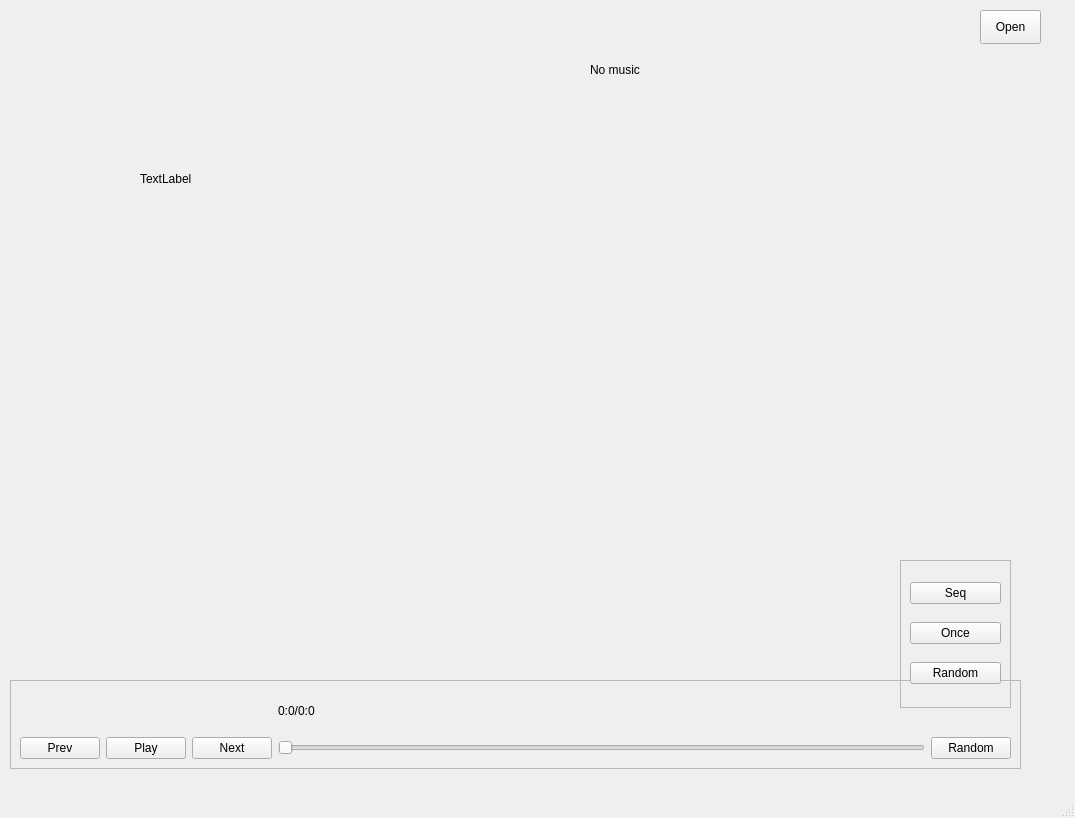
This is PlayControl/PlayControl.ui in lzr123/MusicPlayer-PyQt as Qt 5 draws it before an edit. The edited form follows.
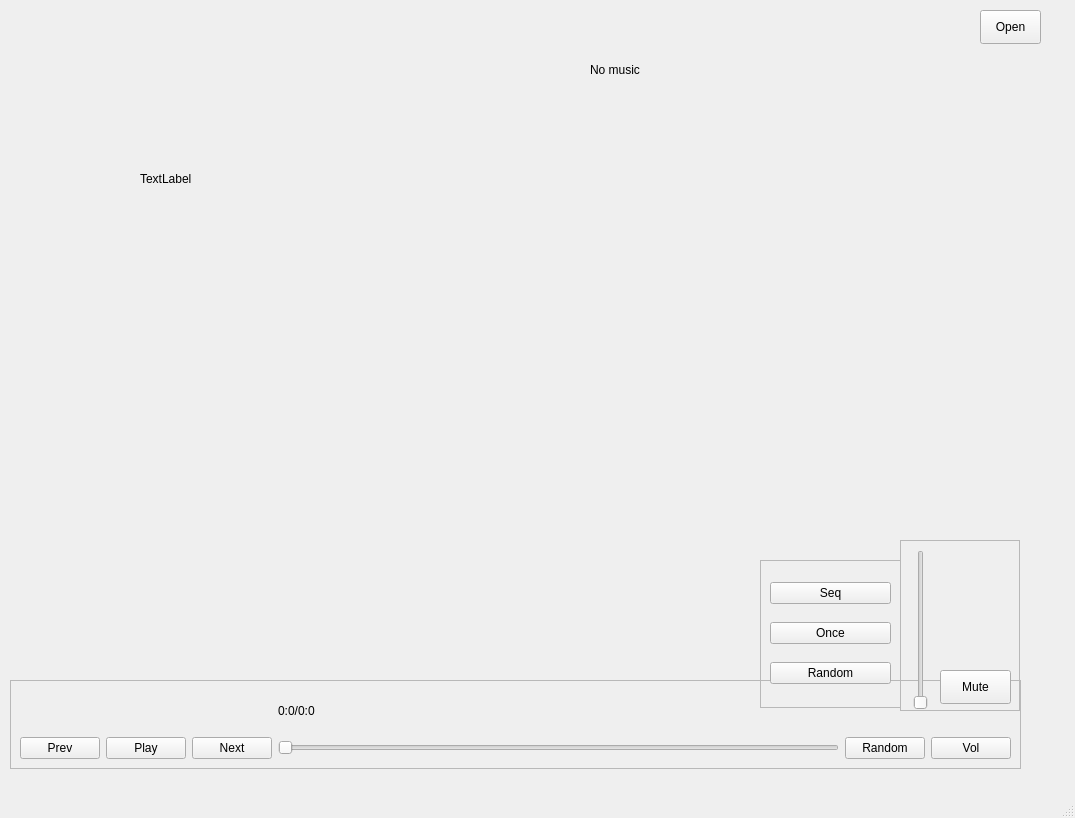
This is the edited form.

```diff
--- a/PlayControl/PlayControl.ui
+++ b/PlayControl/PlayControl.ui
@@ -10,6 +10,12 @@
     <height>818</height>
    </rect>
   </property>
+  <property name="sizePolicy">
+   <sizepolicy hsizetype="Expanding" vsizetype="Expanding">
+    <horstretch>0</horstretch>
+    <verstretch>0</verstretch>
+   </sizepolicy>
+  </property>
   <property name="windowTitle">
    <string>MainWindow</string>
   </property>
@@ -46,6 +52,12 @@
      </item>
      <item row="1" column="3">
       <widget class="QSlider" name="playPosSlider">
+       <property name="sizePolicy">
+        <sizepolicy hsizetype="Expanding" vsizetype="Fixed">
+         <horstretch>0</horstretch>
+         <verstretch>0</verstretch>
+        </sizepolicy>
+       </property>
        <property name="orientation">
         <enum>Qt::Horizontal</enum>
        </property>
@@ -72,6 +84,19 @@
        </property>
       </widget>
      </item>
+     <item row="1" column="5">
+      <widget class="QPushButton" name="volChangeButton">
+       <property name="sizePolicy">
+        <sizepolicy hsizetype="Minimum" vsizetype="Fixed">
+         <horstretch>0</horstretch>
+         <verstretch>0</verstretch>
+        </sizepolicy>
+       </property>
+       <property name="text">
+        <string>Vol</string>
+       </property>
+      </widget>
+     </item>
     </layout>
    </widget>
    <widget class="QLabel" name="songInfoLabel">
@@ -116,9 +141,9 @@
    <widget class="QFrame" name="playModePanel">
     <property name="geometry">
      <rect>
-      <x>900</x>
+      <x>760</x>
       <y>560</y>
-      <width>111</width>
+      <width>141</width>
       <height>148</height>
      </rect>
     </property>
@@ -152,6 +177,48 @@
      </item>
     </layout>
    </widget>
+   <widget class="QFrame" name="volPanel">
+    <property name="geometry">
+     <rect>
+      <x>900</x>
+      <y>540</y>
+      <width>120</width>
+      <height>171</height>
+     </rect>
+    </property>
+    <property name="frameShape">
+     <enum>QFrame::StyledPanel</enum>
+    </property>
+    <property name="frameShadow">
+     <enum>QFrame::Raised</enum>
+    </property>
+    <widget class="QSlider" name="volChangeSlider">
+     <property name="geometry">
+      <rect>
+       <x>10</x>
+       <y>10</y>
+       <width>22</width>
+       <height>160</height>
+      </rect>
+     </property>
+     <property name="orientation">
+      <enum>Qt::Vertical</enum>
+     </property>
+    </widget>
+    <widget class="QPushButton" name="muteButton">
+     <property name="geometry">
+      <rect>
+       <x>40</x>
+       <y>130</y>
+       <width>71</width>
+       <height>34</height>
+      </rect>
+     </property>
+     <property name="text">
+      <string>Mute</string>
+     </property>
+    </widget>
+   </widget>
   </widget>
   <widget class="QMenuBar" name="menubar">
    <property name="geometry">
```
Left out of the diff: 6 changed lines with no effect on the pictures.
